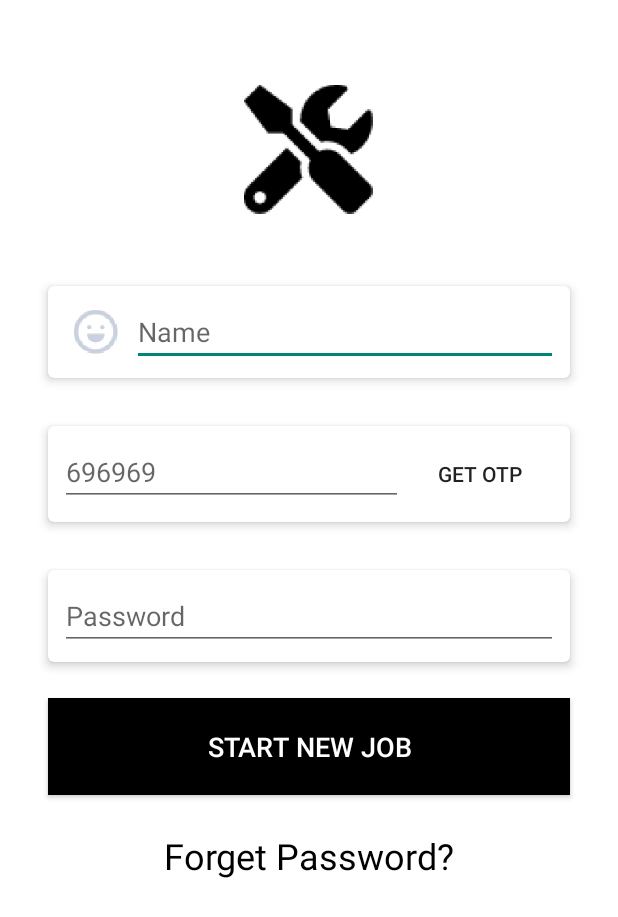
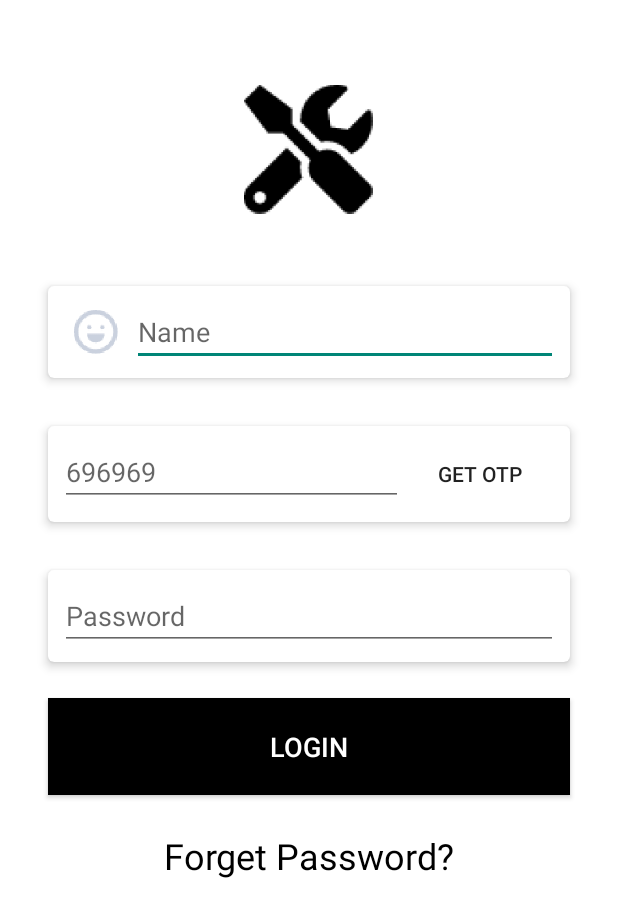
Before and after one commit to mal977/EasyTracker, an Android app: the screen it shows after launch (MainActivity), on a phone screen of 412 x 824 dp. Shown: the top 917 px of the screen. Run offline under Robolectric (Android 15) with nearby library versions, the phone set to English and light mode, and no system bars; our stand-ins replace EventBus, Firebase (no records; nobody signed in at launch, a user with empty details on screens opened directly); libraries missing offline, so code that uses them is left out: io.objectbox, io.objectbox.annotation.

Commit message:
UI Changes -Added uid tv field in jobDetails

```diff
--- a/EasyTracker/app/src/main/java/com/ntu/staizen/EasyTracker/ui/jobList/JobListFragment.java
+++ b/EasyTracker/app/src/main/java/com/ntu/staizen/EasyTracker/ui/jobList/JobListFragment.java
@@ -14,6 +14,8 @@ import androidx.recyclerview.widget.RecyclerView;
 import android.view.LayoutInflater;
 import android.view.View;
 import android.view.ViewGroup;
+import android.widget.Button;
+import android.widget.TextView;
 import android.widget.Toast;
 
 import com.ntu.staizen.EasyTracker.R;
@@ -33,10 +35,10 @@ public class JobListFragment extends Fragment {
     private RecyclerView jobListRecyclerView;
     private ArrayList<JobData> jobDataArrayList;
 
+
     public JobListFragment() {
         // Required empty public constructor
     }
-
 
 
     @Override
@@ -49,27 +51,37 @@ public class JobListFragment extends Fragment {
         super.onViewCreated(view, savedInstanceState);
         NavController navController = Navigation.findNavController(view);
         Authentication authentication = Authentication.getInstance(getContext());
-        if(authentication.getmAuth().getCurrentUser()==null){
+        if (authentication.getmAuth().getCurrentUser() == null) {
             navController.navigate(R.id.loginFragment);
-        }else{
-            Toast.makeText(getContext(), authentication.getmAuth().getCurrentUser().getUid(), Toast.LENGTH_LONG).show();
+        } else {
+            TextView tvUID = view.findViewById(R.id.tv_uid);
+            tvUID.setText("UID: " + authentication.getmAuth().getCurrentUser().getUid());
         }
         jobDataArrayList = new ArrayList<>();
-        jobDataArrayList.add(new JobData("MalCo1",System.currentTimeMillis(),System.currentTimeMillis()+1000));
-        JobData j = new JobData("MalCo2",System.currentTimeMillis(),System.currentTimeMillis()+1000);
+        jobDataArrayList.add(new JobData("MalCo1", System.currentTimeMillis(), System.currentTimeMillis() + 1000));
+        JobData j = new JobData("MalCo2", System.currentTimeMillis(), System.currentTimeMillis() + 1000);
         j.setUID("123124sad12sad");
         jobDataArrayList.add(j);
         jobDataArrayList.add(j);
         jobDataArrayList.add(j);
         jobDataArrayList.add(j);
         jobDataArrayList.add(j);
-        jobDataArrayList.add(new JobData("MalCo3",System.currentTimeMillis(),System.currentTimeMillis()+1000));
+        jobDataArrayList.add(new JobData("MalCo3", System.currentTimeMillis(), System.currentTimeMillis() + 1000));
 
         jobListRecyclerView = view.findViewById(R.id.rv_job_list);
         jobListRecyclerView.setLayoutManager(new LinearLayoutManager(getContext()));
-        jobListAdapter = new JobListAdapter(getContext(),jobDataArrayList);
+        jobListAdapter = new JobListAdapter(getContext(), jobDataArrayList);
         jobListRecyclerView.setAdapter(jobListAdapter);
-        jobListRecyclerView.addItemDecoration(new DividerItemDecoration(jobListRecyclerView.getContext(),DividerItemDecoration.VERTICAL));
+        jobListRecyclerView.addItemDecoration(new DividerItemDecoration(jobListRecyclerView.getContext(), DividerItemDecoration.VERTICAL));
+
+        Button start_new_job = (Button) view.findViewById(R.id.btn_start_new_job);
+        start_new_job.setOnClickListener(new View.OnClickListener() {
+            @Override
+            public void onClick(View v) {
+                Toast.makeText(getContext(), "LOLOLOLOLO", Toast.LENGTH_LONG).show();
+
+            }
+        });
     }
 
     @Override
--- a/EasyTracker/app/src/main/java/com/ntu/staizen/EasyTracker/ui/login/LoginFragment.java
+++ b/EasyTracker/app/src/main/java/com/ntu/staizen/EasyTracker/ui/login/LoginFragment.java
@@ -28,7 +28,6 @@ import android.widget.Toast;
 
 import com.ntu.staizen.EasyTracker.R;
 import com.ntu.staizen.EasyTracker.events.FirebaseAuthenticatedEvent;
-import com.ntu.staizen.EasyTracker.ui.jobList.JobListFragment;
 
 import org.greenrobot.eventbus.EventBus;
 import org.greenrobot.eventbus.Subscribe;
@@ -55,7 +54,7 @@ public class LoginFragment extends Fragment {
 
         final EditText usernameEditText = view.findViewById(R.id.et_name);
         final EditText passwordEditText = view.findViewById(R.id.et_password);
-        final Button loginButton = (Button) view.findViewById(R.id.btn_start_new_jobs);
+        final Button loginButton = (Button) view.findViewById(R.id.btn_login);
         final ProgressBar loadingProgressBar = view.findViewById(R.id.pb_login);
 
         loginViewModel.getLoginFormState().observe(getViewLifecycleOwner(), new Observer<LoginFormState>() {
--- a/EasyTracker/app/src/main/res/layout/fragment_login.xml
+++ b/EasyTracker/app/src/main/res/layout/fragment_login.xml
@@ -9,7 +9,7 @@
 
     <androidx.constraintlayout.widget.ConstraintLayout
         android:layout_width="match_parent"
-        android:layout_height="wrap_content"
+        android:layout_height="match_parent"
         android:animateLayoutChanges="true">
 
         <ImageView
@@ -146,14 +146,14 @@
             app:layout_constraintTop_toBottomOf="@+id/cardView3" />
 
         <Button
-            android:id="@+id/btn_start_new_jobs"
+            android:id="@+id/btn_login"
             android:layout_width="0dp"
             android:layout_height="wrap_content"
             android:layout_marginTop="24dp"
             android:background="@android:color/background_dark"
             android:paddingTop="20dp"
             android:paddingBottom="20dp"
-            android:text="Start New Job"
+            android:text="@string/login"
             android:textColor="@android:color/background_light"
             android:textSize="18sp"
             app:layout_constraintEnd_toEndOf="@+id/cardView3"
@@ -170,7 +170,7 @@
             android:textSize="24sp"
             app:layout_constraintEnd_toEndOf="parent"
             app:layout_constraintStart_toStartOf="parent"
-            app:layout_constraintTop_toBottomOf="@+id/btn_start_new_jobs" />
+            app:layout_constraintTop_toBottomOf="@+id/btn_login" />
 
 
     </androidx.constraintlayout.widget.ConstraintLayout>
--- a/EasyTracker/app/src/main/res/values/strings.xml
+++ b/EasyTracker/app/src/main/res/values/strings.xml
@@ -21,6 +21,9 @@
     <string name="hello_second_fragment">Hello second fragment. Arg: %1$s</string>
 
 
+    //Login Fragment
+    <string name="login">Login</string>
+
     //Job List Fragment
     <string name="hello_contractor">Hello, Contractor!</string>
     <string name="all_jobs">All Jobs</string>
```
Also changed, not shown: EasyTracker/app/src/main/res/layout/fragment_job_list.xml (+13 -2 lines).
